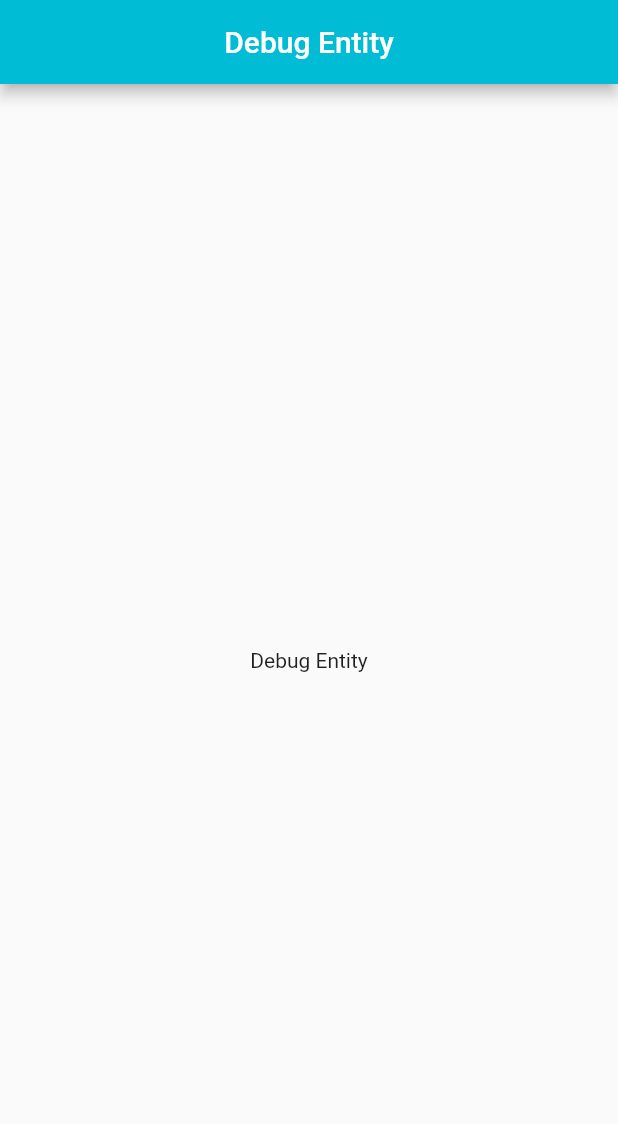
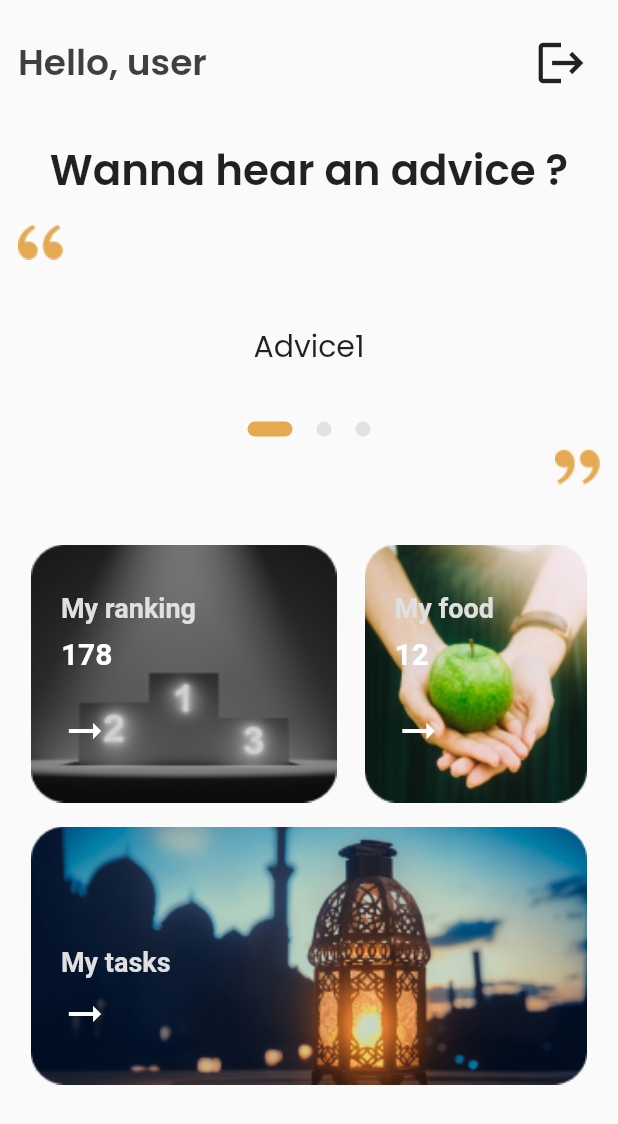
Before and after one commit to l-raouf/debug-entity, a Flutter app: the screen it shows after launch, on a phone screen of 412 x 824 dp. Shown: the top 1124 px of the screen. Run offline on Flutter 3.47's test engine with Material 2 defaults, Android fonts, the phone set to English and light mode, and no system bars; drawn by our look-alikes of smooth_page_indicator; our stand-ins replace cloud_firestore, firebase_auth, firebase_core, firebase_storage, fluttertoast, hexcolor; accounts and stored records are empty.

Commit message:
completing home page

```diff
--- a/lib/main.dart
+++ b/lib/main.dart
@@ -1,37 +1,20 @@
 import 'package:firebase_core/firebase_core.dart';
 import 'package:flutter/material.dart';
+import 'package:debug_entity/pages/home/home.dart';
 
 Future<void> main() async{
   //You need to init Firebase first then lunch the app!
   WidgetsFlutterBinding.ensureInitialized();
-  await Firebase.initializeApp(
+  /*await Firebase.initializeApp(
     options: FirebaseOptions(
       apiKey: "XXX",
       appId: "XXX",
       messagingSenderId: "XXX",
       projectId: "XXX",
     ),
-  );
-  runApp(const MaterialApp(
+  );*/
+  runApp(MaterialApp(
     debugShowCheckedModeBanner: false,
     home: Home(),
   ));
 }
-
-class Home extends StatelessWidget {
-  const Home({Key? key}) : super(key: key);
-
-  @override
-  Widget build(BuildContext context) {
-    return Scaffold(
-      appBar: AppBar(
-        title: const Text('Debug Entity'),
-        centerTitle: true,
-        backgroundColor: Colors.cyan,
-      ),
-      body: const Center(
-        child: Text('Debug Entity'),
-      ),
-    );
-  }
-}
--- /dev/null
+++ b/lib/pages/home/home.dart
@@ -0,0 +1,255 @@
+import 'package:flutter/cupertino.dart';
+import 'package:flutter/material.dart';
+import 'package:hexcolor/hexcolor.dart';
+import 'package:smooth_page_indicator/smooth_page_indicator.dart';
+
+class Home extends StatefulWidget {
+  const Home({Key? key}) : super(key: key);
+
+  @override
+  _HomeState createState() => _HomeState();
+}
+
+class _HomeState extends State<Home> {
+  final double imageHeight = 172;
+  var advices = ['Advice1', 'Advice2', 'Advice3'];
+  final _controler = PageController();
+  int rank = 178;
+  int food = 12;
+
+  @override
+  Widget build(BuildContext context) {
+    double lineWidth = MediaQuery.of(context).size.width * 0.9;
+
+    return Scaffold(
+      body: Padding(
+        padding: EdgeInsets.symmetric(horizontal: 12, vertical: 16),
+        child: Column(
+          children: [
+            Row(
+              mainAxisAlignment: MainAxisAlignment.spaceBetween,
+              children: [
+                Text(
+                  'Hello, user',
+                  style: TextStyle(
+                    color: Colors.black.withOpacity(0.75),
+                    fontSize: 24,
+                    fontFamily: 'Poppins',
+                    fontWeight: FontWeight.w600,
+                  ),
+                ),
+                IconButton(
+                  icon: Icon(Icons.logout),
+                  iconSize: 36,
+                  onPressed: (){},
+                ),
+              ],
+            ),
+            SizedBox(
+              height: 24,
+            ),
+            Column(
+              children: [
+                Text(
+                  'Wanna hear an advice ?',
+                  style: TextStyle(
+                    fontFamily: 'Poppins',
+                    fontSize: 28,
+                    fontWeight: FontWeight.w600,
+                  ),
+                ),
+                SizedBox(height: 16,),
+                Container(
+                  width: MediaQuery.of(context).size.width,
+                  child: Column(
+                    children: [
+                      Row(
+                        mainAxisAlignment: MainAxisAlignment.start,
+                        children: [Image.asset('assets/double_comma_top.png')],
+                      ),
+                      SizedBox(height: 8,),
+                      Column(
+                        children: [
+                          SizedBox(
+                            height: 100,
+                            child: PageView(
+                              controller: _controler,
+                              children: advices.map((advice) {
+                                return Center(
+                                  child: Text(
+                                    advice,
+                                    style: TextStyle(
+                                      fontSize: 20,
+                                      fontFamily: 'Poppins',
+                                    ),
+                                  ),
+                                );
+                              }).toList(),
+                            ),
+                          ),
+                          SmoothPageIndicator(
+                            controller: _controler,
+                            count: advices.length,
+                            effect: ExpandingDotsEffect(
+                              activeDotColor: HexColor('#E4A951'),
+                              dotColor: HexColor('#E5E1E1'),
+                              dotHeight: 10,
+                              dotWidth: 10,
+                              spacing: 16,
+                            ),
+                          ),
+                        ],
+                      ),
+                      SizedBox(height: 8,),
+                      Row(
+                        mainAxisAlignment: MainAxisAlignment.end,
+                        children: [Image.asset('assets/double_comma_bottom.png')],
+                      ),
+                    ],
+                  ),
+                ),
+              ],
+            ),
+            SizedBox(height: 40,),
+            Container(
+              width: lineWidth,
+              child: Column(
+                children: [
+                  Row(
+                    mainAxisAlignment: MainAxisAlignment.spaceBetween,
+                    children: [
+                      Container(
+                        child: GestureDetector(
+                          child: Padding(
+                            padding: EdgeInsets.symmetric(horizontal: 20, vertical: 32),
+                            child: Column(
+                              crossAxisAlignment: CrossAxisAlignment.start,
+                              children: [
+                                Text(
+                                  'My ranking',
+                                  style: TextStyle(
+                                    color: Colors.grey[300],
+                                    fontWeight: FontWeight.w600,
+                                    fontSize: 18,
+                                  ),
+                                ),
+                                SizedBox(height: 8,),
+                                Text(
+                                  rank.toString(),
+                                  style: TextStyle(
+                                    color: Colors.white,
+                                    fontWeight: FontWeight.w700,
+                                    fontSize: 20,
+                                  ),
+                                ),
+                                SizedBox(height: 24,),
+                                Icon(
+                                  Icons.arrow_right_alt,
+                                  color: Colors.white,
+                                  size: 32,
+                                ),
+                              ],
+                            ),
+                          ),
+                          onTap: () {},
+                        ),
+                        width: lineWidth * 0.55,
+                        height: imageHeight,
+                        decoration: BoxDecoration(
+                          image: DecorationImage(
+                            image: AssetImage('assets/my_ranking.png'),
+                            fit: BoxFit.fill,
+                          ),
+                        ),
+                      ),
+                      Container(
+                        child: GestureDetector(
+                          onTap: () {},
+                          child: Padding(
+                            padding: EdgeInsets.symmetric(horizontal: 20, vertical: 32),
+                            child: Column(
+                              crossAxisAlignment: CrossAxisAlignment.start,
+                              children: [
+                                Text(
+                                  'My food',
+                                  style: TextStyle(
+                                    color: Colors.grey[300],
+                                    fontWeight: FontWeight.w600,
+                                    fontSize: 18,
+                                  ),
+                                ),
+                                SizedBox(height: 8,),
+                                Text(
+                                  food.toString(),
+                                  style: TextStyle(
+                                    color: Colors.white,
+                                    fontWeight: FontWeight.w700,
+                                    fontSize: 20,
+                                  ),
+                                ),
+                                SizedBox(height: 24,),
+                                Icon(
+                                  Icons.arrow_right_alt,
+                                  color: Colors.white,
+                                  size: 32,
+                                ),
+                              ],
+                            ),
+                          ),
+                        ),
+                        width: lineWidth * 0.4,
+                        height: imageHeight,
+                        decoration: BoxDecoration(
+                          image: DecorationImage(
+                            image: AssetImage('assets/my_food.png'),
+                            fit: BoxFit.fill,
+                          ),
+                        ),
+                      ),
+                    ],
+                  ),
+                  SizedBox(height: 16,),
+                  Container(
+                    child: GestureDetector(
+                      child: Padding(
+                        padding: EdgeInsets.fromLTRB(20, 80, 20, 20),
+                        child: Column(
+                          crossAxisAlignment: CrossAxisAlignment.start,
+                          children: [
+                            Text(
+                              'My tasks',
+                              style: TextStyle(
+                                color: Colors.grey[300],
+                                fontWeight: FontWeight.w600,
+                                fontSize: 18,
+                              ),
+                            ),
+                            SizedBox(height: 8,),
+                            Icon(
+                              Icons.arrow_right_alt,
+                              color: Colors.white,
+                              size: 32,
+                            ),
+                          ],
+                        ),
+                      ),
+                      onTap: () {},
+                    ),
+                    width: lineWidth,
+                    height: imageHeight,
+                    decoration: BoxDecoration(
+                      image: DecorationImage(
+                        image: AssetImage('assets/my_tasks.png'),
+                        fit: BoxFit.fill,
+                      ),
+                    ),
+                  ),
+                ],
+              ),
+            ),
+          ],
+        ),
+      ),
+    );
+  }
+}
```
Also changed, not shown: pubspec.yaml (+13 -9 lines), assets/double_comma_bottom.png (added), assets/double_comma_top.png (added), assets/my_food.png (added), assets/my_ranking.png (added), assets/my_tasks.png (added), fonts/Poppins/Poppins-Bold.ttf (added), fonts/Poppins/Poppins-Regular.ttf (added), fonts/Poppins/Poppins-SemiBold.ttf (added), pubspec.lock.
